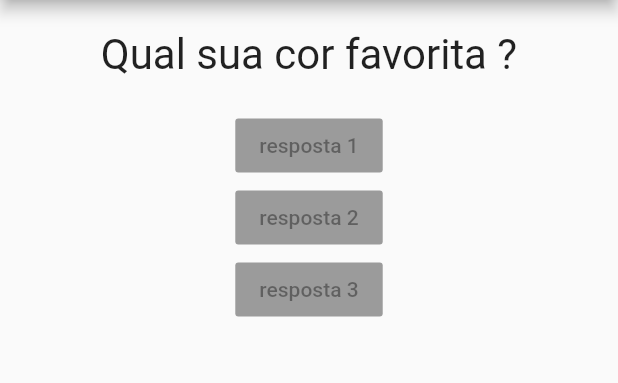
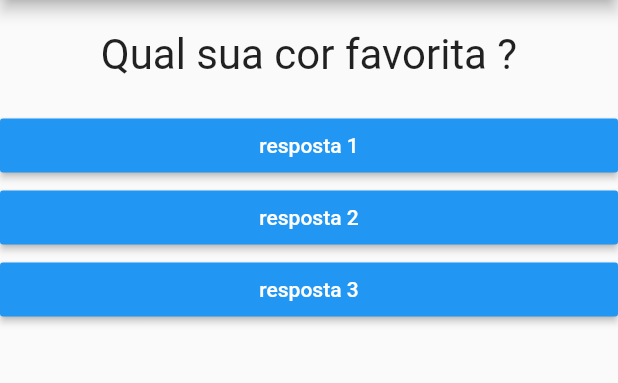
Before and after one commit to MatheusEstanislau/CursoFlutter, a Flutter app: the screen it shows after launch, on a phone screen of 412 x 824 dp, the part 84-467 px from its top. Run offline on Flutter 3.47's test engine with Material 2 defaults, Android fonts, the phone set to English and light mode, and no system bars.

Commit message:
Aula 43: Passando funçao callback.

```diff
--- a/pergunta_app/lib/main.dart
+++ b/pergunta_app/lib/main.dart
@@ -40,9 +40,9 @@ class _PerguntaAppState extends State<PerguntaApp> {
         body: Column(
           children: <Widget>[
             Questao(perguntas.elementAt(_perguntaselecionada)),
-            Resposta(resposta.elementAt(0)),
-            Resposta(resposta.elementAt(1)),
-            Resposta(resposta.elementAt(2)),
+            Resposta(resposta.elementAt(0), _responder),
+            Resposta(resposta.elementAt(1), _responder),
+            Resposta(resposta.elementAt(2), _responder),
           ],
         ),
       ),
--- a/pergunta_app/lib/resposta.dart
+++ b/pergunta_app/lib/resposta.dart
@@ -2,14 +2,20 @@ import 'package:flutter/material.dart';
 
 class Resposta extends StatelessWidget {
   final String resposta;
+  final void Function() onSelect;
 
-  Resposta(this.resposta);
+  Resposta(this.resposta, this.onSelect);
 
   @override
   Widget build(BuildContext context) {
-    return RaisedButton(
-      child: Text(resposta),
-      onPressed: null,
+    return Container(
+      width: double.infinity,
+      child: RaisedButton(
+        child: Text(resposta),
+        textColor: Colors.white,
+        color: Colors.blue,
+        onPressed: onSelect,
+      ),
     );
   }
 }
```
